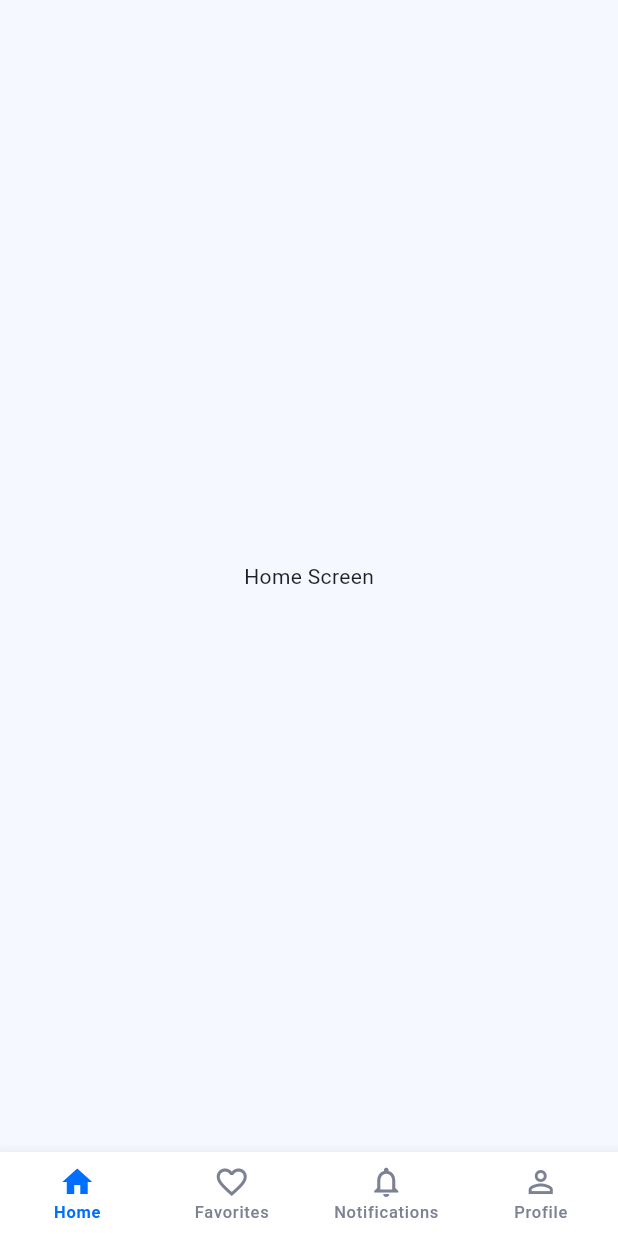
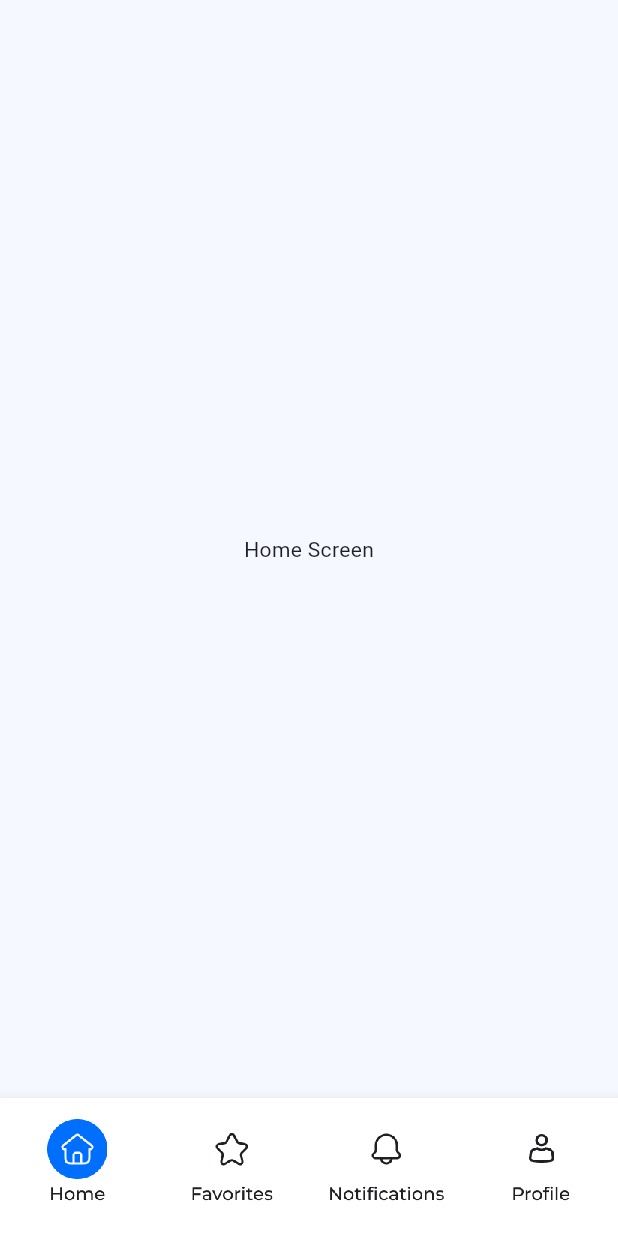
Before and after one commit to athenavillarin/lugar_app, a Flutter app: the AppShell screen opened by its route, on a phone screen of 412 x 824 dp. Run offline on Flutter 3.47's test engine with Material 3 defaults, Android fonts, the phone set to English and light mode, and no system bars; project files that could hold a hidden picture were left out.

Commit message:
updated bottom navbar to use the same icons as in the prototype, also added connection from login to home to access the navbar

```diff
--- a/lib/screens/auth/login_screen.dart
+++ b/lib/screens/auth/login_screen.dart
@@ -173,7 +173,7 @@ class _LoginScreenState extends State<LoginScreen> {
                     Expanded(
                       child: OutlinedButton(
                         onPressed: () {
-                          // TODO: Continue as guest
+                          Navigator.of(context).pushReplacementNamed('/home');
                         },
                         style: OutlinedButton.styleFrom(
                           padding: const EdgeInsets.symmetric(vertical: 12),
--- a/lib/widgets/bottom_nav.dart
+++ b/lib/widgets/bottom_nav.dart
@@ -9,40 +9,73 @@ class BottomNav extends StatelessWidget {
 
   @override
   Widget build(BuildContext context) {
-    final theme = Theme.of(context);
-
     return BottomNavigationBar(
       currentIndex: currentIndex,
       onTap: onTap,
       type: BottomNavigationBarType.fixed,
       backgroundColor: Colors.white,
-      selectedItemColor: theme.colorScheme.primary,
-      unselectedItemColor: const Color(0xFF7C8193),
-      selectedLabelStyle: theme.textTheme.labelSmall?.copyWith(
-        fontWeight: FontWeight.w600,
-      ),
-      unselectedLabelStyle: theme.textTheme.labelSmall,
-      showUnselectedLabels: true,
-      items: const [
+      showSelectedLabels: false,
+      showUnselectedLabels: false,
+      items: [
         BottomNavigationBarItem(
-          icon: Icon(Icons.home_outlined),
-          activeIcon: Icon(Icons.home),
-          label: 'Home',
+          icon: Image.asset(
+            'assets/icons/bottom_nav/home_inactive.png',
+            width: 78,
+            height: 57,
+            filterQuality: FilterQuality.none,
+          ),
+          activeIcon: Image.asset(
+            'assets/icons/bottom_nav/home_active.png',
+            width: 78,
+            height: 57,
+            filterQuality: FilterQuality.none,
+          ),
+          label: '',
         ),
         BottomNavigationBarItem(
-          icon: Icon(Icons.favorite_border),
-          activeIcon: Icon(Icons.favorite),
-          label: 'Favorites',
+          icon: Image.asset(
+            'assets/icons/bottom_nav/favorites_inactive.png',
+            width: 78,
+            height: 57,
+            filterQuality: FilterQuality.none,
+          ),
+          activeIcon: Image.asset(
+            'assets/icons/bottom_nav/favorites_active.png',
+            width: 78,
+            height: 57,
+            filterQuality: FilterQuality.none,
+          ),
+          label: '',
         ),
         BottomNavigationBarItem(
-          icon: Icon(Icons.notifications_none),
-          activeIcon: Icon(Icons.notifications),
-          label: 'Notifications',
+          icon: Image.asset(
+            'assets/icons/bottom_nav/notifications_inactive.png',
+            width: 78,
+            height: 57,
+            filterQuality: FilterQuality.none,
+          ),
+          activeIcon: Image.asset(
+            'assets/icons/bottom_nav/notifications_active.png',
+            width: 78,
+            height: 57,
+            filterQuality: FilterQuality.none,
+          ),
+          label: '',
         ),
         BottomNavigationBarItem(
-          icon: Icon(Icons.person_outline),
-          activeIcon: Icon(Icons.person),
-          label: 'Profile',
+          icon: Image.asset(
+            'assets/icons/bottom_nav/profile_inactive.png',
+            width: 78,
+            height: 57,
+            filterQuality: FilterQuality.none,
+          ),
+          activeIcon: Image.asset(
+            'assets/icons/bottom_nav/profile_active.png',
+            width: 78,
+            height: 57,
+            filterQuality: FilterQuality.none,
+          ),
+          label: '',
         ),
       ],
     );
--- a/pubspec.yaml
+++ b/pubspec.yaml
@@ -69,6 +69,7 @@ flutter:
     - assets/images/
     - assets/icons/
     - assets/fonts/
+    - assets/icons/bottom_nav/
 
   # An image asset can refer to one or more resolution-specific "variants", see
   # https://flutter.dev/to/resolution-aware-images
```
Also changed, not shown: assets/icons/bottom_nav/favorites_active.png (added), assets/icons/bottom_nav/favorites_inactive.png (added), assets/icons/bottom_nav/home_active.png (added), assets/icons/bottom_nav/home_inactive.png (added), assets/icons/bottom_nav/notifications_active.png (added), assets/icons/bottom_nav/notifications_inactive.png (added), assets/icons/bottom_nav/profile_active.png (added), assets/icons/bottom_nav/profile_inactive.png (added).
